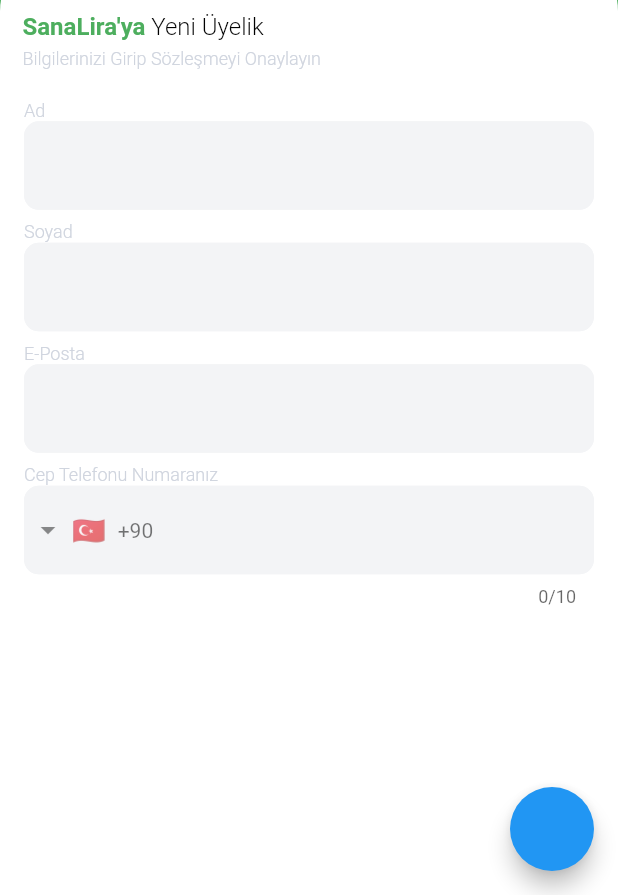
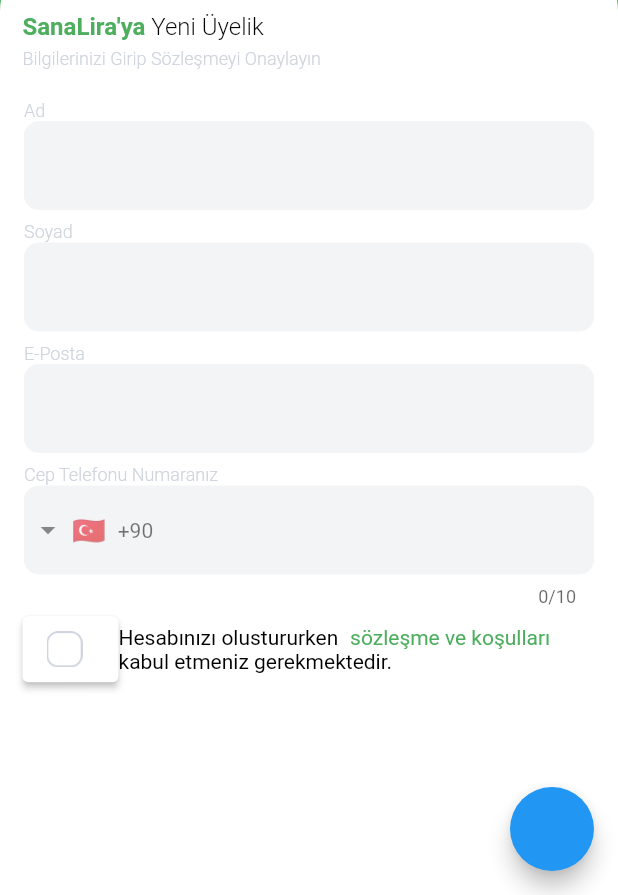
Before and after one commit to cuneyt0/sanalira_case, a Flutter app: the screen it shows after launch, on a phone screen of 412 x 824 dp, the part 341-1236 px from its top. Run offline on Flutter 3.47's test engine with Material 2 defaults, Android fonts, the phone set to English and light mode, and no system bars; drawn by our look-alikes of intl_phone_field; our stand-ins replace connectivity_plus, dio, email_validator, flutter_mobx, freezed_annotation, get_it and 1 more; generated files the repository leaves out were written again.

Commit message:
added TextSpan

```diff
--- a/lib/app/presentation/register/screen/register.dart
+++ b/lib/app/presentation/register/screen/register.dart
@@ -1,3 +1,4 @@
+import 'package:flutter/gestures.dart';
 import 'package:flutter/material.dart';
 import 'package:flutter_mobx/flutter_mobx.dart';
 import 'package:intl_phone_field/intl_phone_field.dart';
@@ -126,6 +127,74 @@ class Register extends StatelessWidget {
                                   },
                                 ),
                               ),
+                              Padding(
+                                padding: const EdgeInsets.only(left: 15.0),
+                                child: Column(
+                                  children: [
+                                    Row(
+                                      children: [
+                                        Observer(builder: (context) {
+                                          return ElevatedButton.icon(
+                                              style: ElevatedButton.styleFrom(
+                                                padding: EdgeInsets.all(10),
+                                                backgroundColor: Colors.white,
+                                              ),
+                                              onPressed: (() {
+                                                if (_viewModel.isSelected ==
+                                                    false) {
+                                                  _viewModel.isSelected = true;
+                                                } else {
+                                                  _viewModel.isSelected = false;
+                                                }
+                                              }),
+                                              label: Text(''),
+                                              icon:
+                                                  _viewModel.isSelected == false
+                                                      ? Image.asset(
+                                                          Assets.icons.rectangle
+                                                              .keyName,
+                                                          width: 24,
+                                                          fit: BoxFit.fill,
+                                                        )
+                                                      : Icon(
+                                                          Icons.done,
+                                                          color: Colors.blue,
+                                                        ));
+                                        }),
+                                        RichText(
+                                            text: TextSpan(children: [
+                                          TextSpan(
+                                              text: 'Hesabınızı olustururken ',
+                                              style: TextStyle(
+                                                  color: Colors.black)),
+                                          TextSpan(text: ' '),
+                                          TextSpan(
+                                              text: 'sözleşme ve koşulları\n',
+                                              recognizer: TapGestureRecognizer()
+                                                ..onTap = () async {
+                                                  //Bakılacak.
+                                                  /* var url =
+                                                      'https://www.google.com/';
+                                                  if (await canLaunch(url)) {
+                                                    await launch(url);
+                                                  } else {
+                                                    throw 'Sayfa geçersiz';
+                                                  }*/
+                                                },
+                                              style: TextStyle(
+                                                color: ColorName.mediumSeaGreen,
+                                              )),
+                                          TextSpan(
+                                              text:
+                                                  'kabul etmeniz gerekmektedir.',
+                                              style: TextStyle(
+                                                  color: Colors.black))
+                                        ])),
+                                      ],
+                                    ),
+                                  ],
+                                ),
+                              ),
                             ],
                           ),
                         );
@@ -140,6 +209,22 @@ class Register extends StatelessWidget {
       ),
     );
   }
+
+  /**
+   *
+   * IconButton(
+                                        color: Colors.blue,
+                                        onPressed: (() {
+                                          if (_viewModel.isSelected == false) {
+                                            _viewModel.isSelected = true;
+                                          } else {
+                                            _viewModel.isSelected = false;
+                                          }
+                                        }),
+                                        icon: _viewModel.isSelected == false
+                                            ? Icon(Icons.delete)
+                                            : Icon(Icons.done));
+   */
 
   IntlPhoneField _phoneField(RegisterViewModel _viewModel) {
     return IntlPhoneField(
--- a/lib/app/presentation/register/viewmodel/register_viewmodel.dart
+++ b/lib/app/presentation/register/viewmodel/register_viewmodel.dart
@@ -17,6 +17,8 @@ abstract class _RegisterViewModelBase with Store {
   TextEditingController? emailController = TextEditingController();
   @observable
   TextEditingController? numberController = TextEditingController();
+  @observable
+  bool? isSelected = false;
 
   @action
   String? nameAndLastNameValidation(String value) {
--- a/lib/gen/assets.gen.dart
+++ b/lib/gen/assets.gen.dart
@@ -16,6 +16,14 @@ class $AssetsColorGen {
   String get colors => 'assets/color/colors.xml';
 }
 
+class $AssetsIconsGen {
+  const $AssetsIconsGen();
+
+  /// File path: assets/icons/Rectangle.png
+  AssetGenImage get rectangle =>
+      const AssetGenImage('assets/icons/Rectangle.png');
+}
+
 class $AssetsImagesGen {
   const $AssetsImagesGen();
 
@@ -27,6 +35,7 @@ class Assets {
   Assets._();
 
   static const $AssetsColorGen color = $AssetsColorGen();
+  static const $AssetsIconsGen icons = $AssetsIconsGen();
   static const $AssetsImagesGen images = $AssetsImagesGen();
 }
 
--- a/pubspec.yaml
+++ b/pubspec.yaml
@@ -50,6 +50,7 @@ dependencies:
   mobx: ^2.1.3
   email_validator: ^2.1.17
   intl_phone_field: ^3.1.0
+  url_launcher: ^6.1.7
 
 dev_dependencies:
   flutter_test:
@@ -92,6 +93,7 @@ flutter:
   assets:
      - assets/color/
      - assets/images/
+     - assets/icons/
   #   - images/a_dot_ham.jpeg
 
   # An image asset can refer to one or more resolution-specific "variants", see
```
Also changed, not shown: assets/icons/Rectangle.png (added), lib/app/presentation/register/viewmodel/register_viewmodel.g.dart, pubspec.lock.
